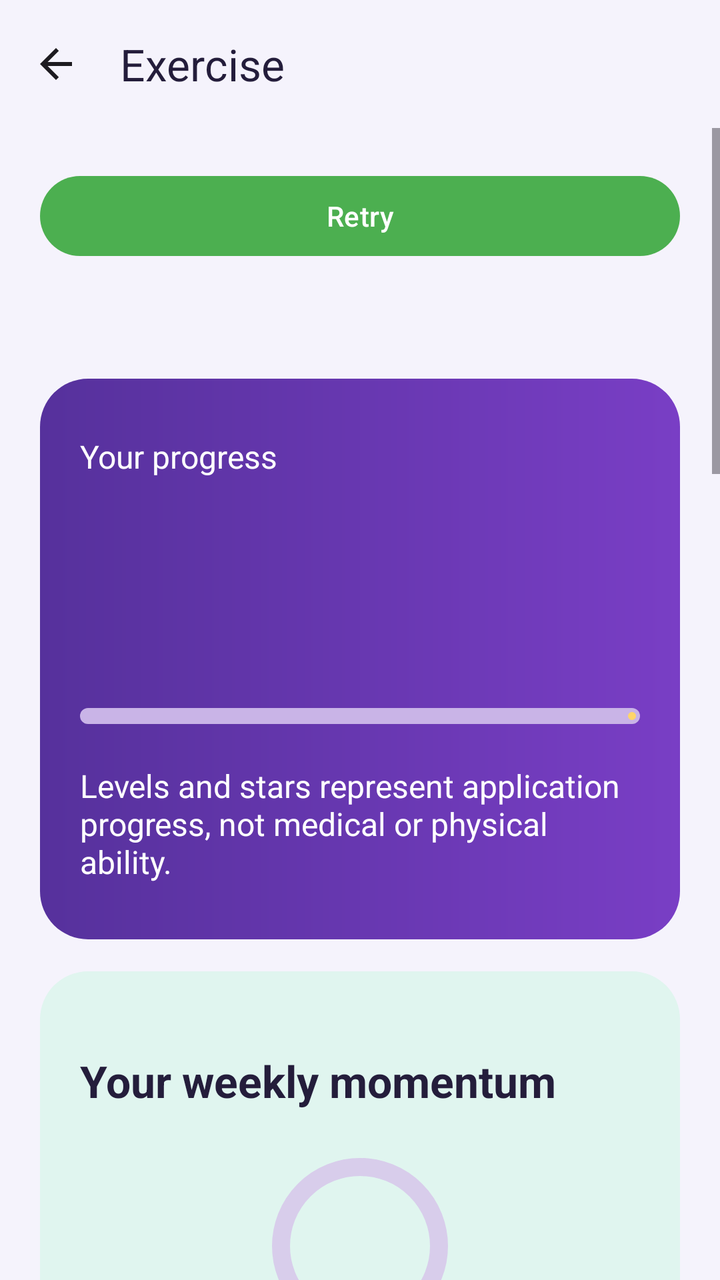
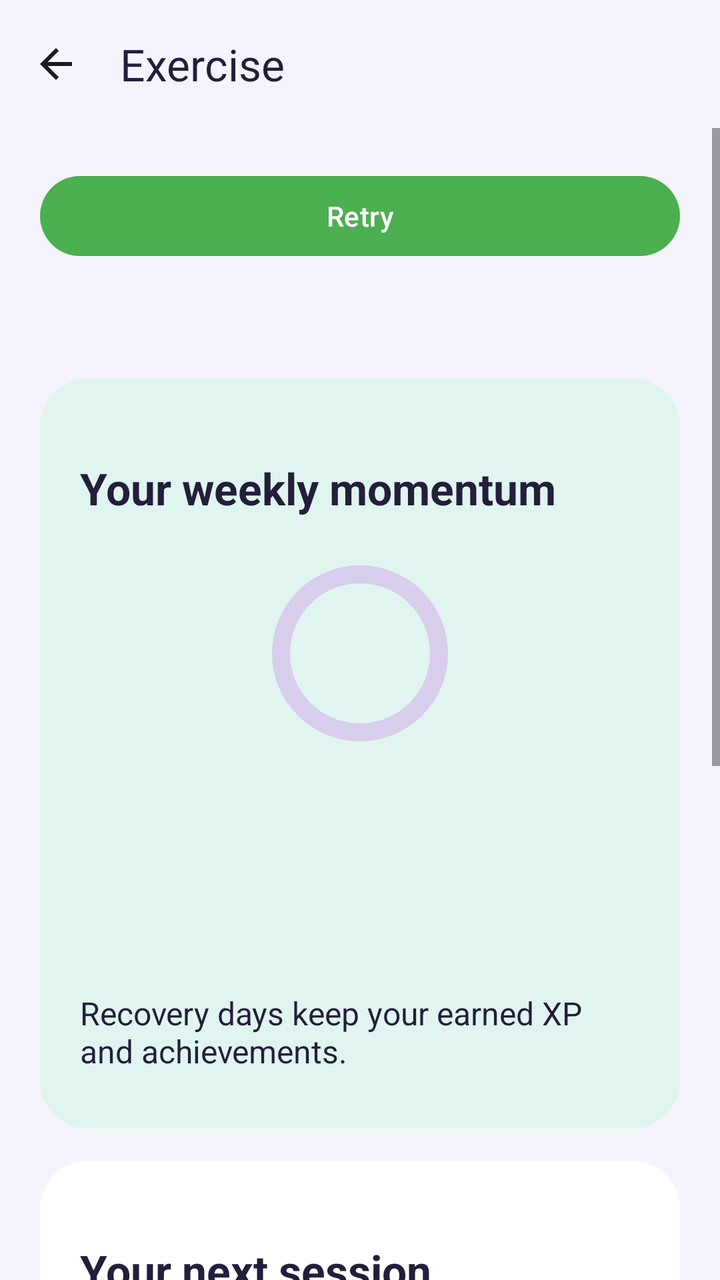

Before-and-after screenshots of an Android layout around one commit, followed by the original layout XML and the change that was made.
<!-- AndroidManifest.xml: application theme Theme.FitnessBalance -->
<!-- res/layout/activity_exercise_home.xml -->
<?xml version='1.0' encoding='utf-8'?>
<LinearLayout
    xmlns:android="http://schemas.android.com/apk/res/android"
    xmlns:app="http://schemas.android.com/apk/res-auto"
    android:id="@+id/exRoot"
    android:layout_width="match_parent"
    android:layout_height="match_parent"
    android:orientation="vertical"
    android:background="@color/gm_canvas">
    <com.google.android.material.appbar.MaterialToolbar
        android:id="@+id/exToolbar"
        android:layout_width="match_parent"
        android:layout_height="wrap_content"
        android:minHeight="?attr/actionBarSize"
        app:navigationIcon="@drawable/ic_arrow_back"
        app:navigationContentDescription="@string/back"
        app:title="@string/ex_home" app:titleTextColor="@color/gm_ink" android:background="@color/gm_canvas" />
    <ScrollView
        android:layout_width="match_parent"
        android:layout_height="0dp"
        android:layout_weight="1"
        android:fillViewport="true">
        <LinearLayout
            android:layout_width="match_parent"
            android:layout_height="wrap_content"
            android:orientation="vertical"
            android:padding="@dimen/exercise_spacing">
            <ProgressBar
                android:id="@+id/exLoading"
                android:layout_width="48dp"
                android:layout_height="48dp"
                android:layout_gravity="center_horizontal"
                android:contentDescription="@string/ex_loading"
                android:visibility="gone" />
            <TextView
                android:id="@+id/exStatus"
                style="@style/RewardBody"
                android:accessibilityLiveRegion="polite"
                android:visibility="gone" />
            <com.google.android.material.button.MaterialButton
                android:id="@+id/exRetry"
                style="@style/ExerciseButton"
                android:text="@string/ex_retry" />
            <LinearLayout
                android:id="@+id/exContent"
                android:layout_width="match_parent"
                android:layout_height="wrap_content"
                android:orientation="vertical">
                <TextView
                    android:id="@+id/exHello"
                    style="@style/RewardHeading" />
                <LinearLayout style="@style/RewardPanel" android:background="@drawable/reward_panel_xp">
                    <TextView style="@style/RewardBody" android:textColor="#FFFFFFFF" android:text="@string/gm_your_progress" />
                    <TextView
                        android:id="@+id/exLevel"
                        style="@style/RewardHeading" android:textColor="#FFFFFFFF" />
                    <TextView
                        android:id="@+id/exXp"
                        style="@style/RewardBody" android:textColor="#FFFFFFFF" />
                    <com.google.android.material.progressindicator.LinearProgressIndicator
                        android:id="@+id/exXpBar" app:indicatorColor="@color/gm_gold" app:trackColor="@color/gm_track" app:trackThickness="8dp" app:trackCornerRadius="4dp"
                        android:layout_width="match_parent"
                        android:layout_height="wrap_content"
                        android:layout_marginVertical="12dp"
                        android:max="100" />
                    <TextView
                        android:id="@+id/exApplicationProgress"
                        style="@style/RewardBody" android:textColor="#FFFFFFFF"
                        android:text="@string/ex_app_progress" />
                </LinearLayout>
                <LinearLayout style="@style/RewardPanel" android:background="@drawable/reward_panel_teal">
                    <TextView
                        android:id="@+id/exWeekly"
                        style="@style/RewardHeading"
                        android:text="@string/gm_week" />
                    <com.google.android.material.progressindicator.CircularProgressIndicator
                        android:id="@+id/exWeeklyRing" android:layout_width="96dp" android:layout_height="96dp"
                        android:layout_gravity="center_horizontal" android:layout_marginTop="12dp"
                        android:indeterminate="false" android:max="100"
                        app:indicatorSize="88dp" app:trackThickness="9dp" app:indicatorColor="@color/gm_teal" app:trackColor="@color/gm_border" />
                    <TextView
                        android:id="@+id/exMomentum"
                        style="@style/RewardBody" />
                    <com.google.android.material.progressindicator.LinearProgressIndicator
                        android:id="@+id/exMomentumBar" android:visibility="gone"
                        android:layout_width="match_parent"
                        android:layout_height="wrap_content"
                        android:layout_marginVertical="12dp"
                        android:max="100" />
                    <TextView
                        android:id="@+id/exBand"
                        style="@style/RewardBody" />
                    <TextView
                        android:id="@+id/exRecoveryNote"
                        style="@style/RewardBody"
                        android:text="@string/ex_recovery_note" />
                </LinearLayout>
                <LinearLayout style="@style/RewardPanel">
                    <TextView
                        android:id="@+id/exRecommended"
                        style="@style/RewardHeading"
                        android:text="@string/gm_recommendation" />
                    <TextView
                        android:id="@+id/exRecommendationTitle"
                        style="@style/RewardBody" />
                    <TextView
                        android:id="@+id/exRecommendationMeta"
                        style="@style/RewardBody" />
                    <TextView
                        android:id="@+id/exRecommendationReason"
                        style="@style/RewardBody" />
                    <CheckBox
                        android:id="@+id/exUseHealth"
                        android:layout_width="match_parent"
                        android:layout_height="wrap_content"
                        android:minHeight="48dp"
                        android:saveEnabled="false"
                        android:text="@string/ar_use_health" android:textColor="@color/gm_ink" />
                    <CheckBox android:id="@+id/exUseBandit"
                        android:layout_width="match_parent" android:layout_height="wrap_content"
                        android:minHeight="48dp" android:text="@string/cmab_enable" android:textColor="@color/gm_ink" />
                    <TextView style="@style/RewardBody" android:text="@string/cmab_note" />
                    <TextView android:id="@+id/exHealthReason" style="@style/RewardBody" />
                    <com.google.android.material.button.MaterialButton
                        android:id="@+id/exUsual"
                        style="@style/ExerciseButton"
                        android:text="@string/ar_usual" android:visibility="gone" />
                    <com.google.android.material.button.MaterialButton
                        android:id="@+id/exExplain"
                        style="@style/ExerciseButton"
                        android:text="@string/ar_explain" />
                    <com.google.android.material.button.MaterialButton
                        android:id="@+id/exStart" app:backgroundTint="@color/gm_purple" android:textColor="#FFFFFFFF"
                        style="@style/ExerciseButton"
                        android:text="@string/ex_start"
                        android:enabled="false" />
                    <com.google.android.material.button.MaterialButton
                        android:id="@+id/exDiscard"
                        style="@style/ExerciseButton"
                        android:text="@string/ex_discard" />
                </LinearLayout>
                <TextView
                    android:id="@+id/exQuestsTitle"
                    style="@style/RewardHeading"
                    android:text="@string/ex_quests" />
                <TextView style="@style/RewardBody" android:text="@string/gm_quests_note" />
                <androidx.recyclerview.widget.RecyclerView
                    android:id="@+id/exQuests"
                    android:layout_width="match_parent"
                    android:layout_height="wrap_content"
                    android:nestedScrollingEnabled="false" />
                <LinearLayout style="@style/RewardPanel">
                    <TextView
                        style="@style/RewardHeading"
                        android:text="@string/al_today" />
                    <TextView
                        android:id="@+id/alHomeSummary"
                        style="@style/RewardBody"
                        android:text="@string/al_loading" />
                </LinearLayout>
                <com.google.android.material.button.MaterialButton android:id="@+id/exWearableWorkouts"
                    style="@style/ExerciseButton" android:text="@string/ww_track" />
                <com.google.android.material.button.MaterialButton
                    android:id="@+id/exPath"
                    style="@style/ExerciseButton"
                    android:text="@string/ex_path" />
                <com.google.android.material.button.MaterialButton
                    android:id="@+id/exQuick"
                    style="@style/ExerciseButton"
                    android:text="@string/ex_quick" />
                <com.google.android.material.button.MaterialButton
                    android:id="@+id/exProgress"
                    style="@style/ExerciseButton"
                    android:text="@string/ex_progress" />
                <com.google.android.material.button.MaterialButton
                    android:id="@+id/exAchievements"
                    style="@style/ExerciseButton"
                    android:text="@string/ex_achievements" />
            </LinearLayout>
        </LinearLayout>
    </ScrollView>
</LinearLayout>
<!-- resources referenced by this layout -->
<resources>
  <color name="gm_border">#D8CDEB</color>
  <color name="gm_canvas">#F5F3FC</color>
  <color name="gm_gold">#FFD56A</color>
  <color name="gm_ink">#241D3B</color>
  <color name="gm_purple">#6635B5</color>
  <color name="gm_teal">#087D75</color>
  <color name="gm_track">#C9B4E7</color>
  <dimen name="exercise_spacing">20dp</dimen>
  <!-- drawable reward_panel_xp (drawable) -->
  <shape xmlns:android="http://schemas.android.com/apk/res/android"><gradient android:startColor="#56319C" android:endColor="#793EC5" android:angle="0"/><corners android:radius="24dp"/></shape>
  <string name="al_loading">Loading activities…</string>
  <string name="al_today">Today’s Activity</string>
  <string name="ar_explain">Why this suggestion?</string>
  <string name="ar_use_health">Use sleep summaries for workout suggestions</string>
  <string name="ar_usual">Keep my usual recommendation</string>
  <string name="back">Back</string>
  <string name="cmab_enable">Learn workout suggestions from my feedback</string>
  <string name="cmab_note">Experimental learning on this device. Eligible workouts may be tried to learn what fits you. Turning this off clears its learning history. Recovery and sleep rules take priority.</string>
  <string name="ex_achievements">Achievements</string>
  <string name="ex_app_progress">Levels and stars represent application progress, not medical or physical ability.</string>
  <string name="ex_discard">Discard Unfinished Workout</string>
  <string name="ex_home">Exercise</string>
  <string name="ex_loading">Loading your exercise space…</string>
  <string name="ex_path">Exercise Path</string>
  <string name="ex_progress">Exercise Progress</string>
  <string name="ex_quests">Today’s Quests</string>
  <string name="ex_quick">Activity Log</string>
  <string name="ex_recovery_note">Recovery days keep your earned XP and achievements.</string>
  <string name="ex_retry">Retry</string>
  <string name="ex_start">Start Workout</string>
  <string name="gm_quests_note">Small steps, visible progress. Completed quests are marked with a check.</string>
  <string name="gm_recommendation">Your next session</string>
  <string name="gm_week">Your weekly momentum</string>
  <string name="gm_your_progress">Your progress</string>
  <string name="ww_track">Workout with wearable</string>
  <style name="ExerciseButton" parent="Widget.Material3.Button">
          <item name="android:layout_width">match_parent</item>
          <item name="android:layout_height">wrap_content</item>
          <item name="android:minHeight">48dp</item>
      </style>
  <style name="RewardBody" parent="ExerciseBody"><item name="android:textColor">@color/gm_ink</item></style>
  <style name="RewardHeading" parent="ExerciseHeading"><item name="android:textColor">@color/gm_ink</item></style>
  <style name="RewardPanel" parent="ExercisePanel"><item name="android:background">@drawable/reward_panel_surface</item><item name="android:padding">20dp</item><item name="android:layout_marginBottom">16dp</item></style>
  <style name="Theme.FitnessBalance" parent="Base.Theme.FitnessBalance" />
  <color name="gm_teal_soft">#E0F5EF</color>
  <style name="ExerciseHeading" parent="ExerciseBody">
          <item name="android:textSize">22sp</item>
          <item name="android:textStyle">bold</item>
          <item name="android:layout_marginTop">12dp</item>
      </style>
  <!-- drawable exercise_panel (drawable) -->
  <shape xmlns:android="http://schemas.android.com/apk/res/android"><solid android:color="?attr/colorSurface"/><stroke android:width="1dp" android:color="?attr/colorOutline"/><corners android:radius="16dp"/></shape>
  <color name="gm_surface">#FFFFFF</color>
  <color name="primary_color">#4CAF50</color>
  <color name="white">#FFFFFFFF</color>
  <color name="purple_500">#FF6200EE</color>
  <!-- unchanged entries left out for length: 6 -->
</resources>

<!-- the commit's change to res/layout/activity_exercise_home.xml (unified diff, before → after) -->
@@ -49,25 +49,6 @@
                 <TextView
                     android:id="@+id/exHello"
                     style="@style/RewardHeading" />
-                <LinearLayout style="@style/RewardPanel" android:background="@drawable/reward_panel_xp">
-                    <TextView style="@style/RewardBody" android:textColor="#FFFFFFFF" android:text="@string/gm_your_progress" />
-                    <TextView
-                        android:id="@+id/exLevel"
-                        style="@style/RewardHeading" android:textColor="#FFFFFFFF" />
-                    <TextView
-                        android:id="@+id/exXp"
-                        style="@style/RewardBody" android:textColor="#FFFFFFFF" />
-                    <com.google.android.material.progressindicator.LinearProgressIndicator
-                        android:id="@+id/exXpBar" app:indicatorColor="@color/gm_gold" app:trackColor="@color/gm_track" app:trackThickness="8dp" app:trackCornerRadius="4dp"
-                        android:layout_width="match_parent"
-                        android:layout_height="wrap_content"
-                        android:layout_marginVertical="12dp"
-                        android:max="100" />
-                    <TextView
-                        android:id="@+id/exApplicationProgress"
-                        style="@style/RewardBody" android:textColor="#FFFFFFFF"
-                        android:text="@string/ex_app_progress" />
-                </LinearLayout>
                 <LinearLayout style="@style/RewardPanel" android:background="@drawable/reward_panel_teal">
                     <TextView
                         android:id="@+id/exWeekly"
@@ -87,6 +68,7 @@
                         android:layout_height="wrap_content"
                         android:layout_marginVertical="12dp"
                         android:max="100" />
+                    <TextView android:id="@+id/exActiveDays" style="@style/RewardBody" />
                     <TextView
                         android:id="@+id/exBand"
                         style="@style/RewardBody" />
@@ -109,17 +91,6 @@
                     <TextView
                         android:id="@+id/exRecommendationReason"
                         style="@style/RewardBody" />
-                    <CheckBox
-                        android:id="@+id/exUseHealth"
-                        android:layout_width="match_parent"
-                        android:layout_height="wrap_content"
-                        android:minHeight="48dp"
-                        android:saveEnabled="false"
-                        android:text="@string/ar_use_health" android:textColor="@color/gm_ink" />
-                    <CheckBox android:id="@+id/exUseBandit"
-                        android:layout_width="match_parent" android:layout_height="wrap_content"
-                        android:minHeight="48dp" android:text="@string/cmab_enable" android:textColor="@color/gm_ink" />
-                    <TextView style="@style/RewardBody" android:text="@string/cmab_note" />
                     <TextView android:id="@+id/exHealthReason" style="@style/RewardBody" />
                     <com.google.android.material.button.MaterialButton
                         android:id="@+id/exUsual"
@@ -138,44 +109,87 @@
                         android:id="@+id/exDiscard"
                         style="@style/ExerciseButton"
                         android:text="@string/ex_discard" />
+                    <com.google.android.material.button.MaterialButton
+                        android:id="@+id/exRecommendationSettings"
+                        style="@style/ExerciseButton"
+                        android:text="@string/gm_settings" />
+                    <LinearLayout android:id="@+id/exRecommendationSettingsPanel"
+                        android:layout_width="match_parent" android:layout_height="wrap_content"
+                        android:orientation="vertical" android:visibility="gone">
+                        <CheckBox
+                            android:id="@+id/exUseHealth"
+                            android:layout_width="match_parent"
+                            android:layout_height="wrap_content"
+                            android:minHeight="48dp"
+                            android:saveEnabled="false"
+                            android:text="@string/ar_use_health" android:textColor="@color/gm_ink" />
+                        <CheckBox android:id="@+id/exUseBandit"
+                            android:layout_width="match_parent" android:layout_height="wrap_content"
+                            android:minHeight="48dp" android:text="@string/cmab_enable" android:textColor="@color/gm_ink" />
+                        <TextView style="@style/RewardBody" android:text="@string/cmab_note" />
+                    </LinearLayout>
                 </LinearLayout>
-                <TextView
-                    android:id="@+id/exQuestsTitle"
-                    style="@style/RewardHeading"
-                    android:text="@string/ex_quests" />
-                <TextView style="@style/RewardBody" android:text="@string/gm_quests_note" />
-                <androidx.recyclerview.widget.RecyclerView
-                    android:id="@+id/exQuests"
-                    android:layout_width="match_parent"
-                    android:layout_height="wrap_content"
-                    android:nestedScrollingEnabled="false" />
-                <LinearLayout style="@style/RewardPanel">
+                <com.google.android.material.button.MaterialButton android:id="@+id/exMoreOptions"
+                    style="@style/ExerciseButton" android:text="@string/gm_more" />
+                <LinearLayout android:id="@+id/exMoreOptionsPanel"
+                    android:layout_width="match_parent" android:layout_height="wrap_content"
+                    android:orientation="vertical" android:visibility="gone">
+                    <LinearLayout style="@style/RewardPanel" android:background="@drawable/reward_panel_xp">
+                        <TextView style="@style/RewardBody" android:textColor="#FFFFFFFF" android:text="@string/gm_your_progress" />
+                        <TextView
+                            android:id="@+id/exLevel"
+                            style="@style/RewardHeading" android:textColor="#FFFFFFFF" />
+                        <TextView
+                            android:id="@+id/exXp"
+                            style="@style/RewardBody" android:textColor="#FFFFFFFF" />
+                        <com.google.android.material.progressindicator.LinearProgressIndicator
+                            android:id="@+id/exXpBar" app:indicatorColor="@color/gm_gold" app:trackColor="@color/gm_track" app:trackThickness="8dp" app:trackCornerRadius="4dp"
+                            android:layout_width="match_parent"
+                            android:layout_height="wrap_content"
+                            android:layout_marginVertical="12dp"
+                            android:max="100" />
+                        <TextView
+                            android:id="@+id/exApplicationProgress"
+                            style="@style/RewardBody" android:textColor="#FFFFFFFF"
+                            android:text="@string/ex_app_progress" />
+                    </LinearLayout>
                     <TextView
+                        android:id="@+id/exQuestsTitle"
                         style="@style/RewardHeading"
-                        android:text="@string/al_today" />
-                    <TextView
-                        android:id="@+id/alHomeSummary"
-                        style="@style/RewardBody"
-                        android:text="@string/al_loading" />
+                        android:text="@string/ex_quests" />
+                    <androidx.recyclerview.widget.RecyclerView
+                        android:id="@+id/exQuests"
+                        android:layout_width="match_parent"
+                        android:layout_height="wrap_content"
+                        android:nestedScrollingEnabled="false" />
+                    <LinearLayout style="@style/RewardPanel">
+                        <TextView
+                            style="@style/RewardHeading"
+                            android:text="@string/al_today" />
+                        <TextView
+                            android:id="@+id/alHomeSummary"
+                            style="@style/RewardBody"
+                            android:text="@string/al_loading" />
+                    </LinearLayout>
+                    <com.google.android.material.button.MaterialButton android:id="@+id/exWearableWorkouts"
+                        style="@style/ExerciseButton" android:text="@string/ww_track" />
+                    <com.google.android.material.button.MaterialButton
+                        android:id="@+id/exPath"
+                        style="@style/ExerciseButton"
+                        android:text="@string/ex_path" />
+                    <com.google.android.material.button.MaterialButton
+                        android:id="@+id/exQuick"
+                        style="@style/ExerciseButton"
+                        android:text="@string/ex_quick" />
+                    <com.google.android.material.button.MaterialButton
+                        android:id="@+id/exProgress"
+                        style="@style/ExerciseButton"
+                        android:text="@string/ex_progress" />
+                    <com.google.android.material.button.MaterialButton
+                        android:id="@+id/exAchievements"
+                        style="@style/ExerciseButton"
+                        android:text="@string/ex_achievements" />
                 </LinearLayout>
-                <com.google.android.material.button.MaterialButton android:id="@+id/exWearableWorkouts"
-                    style="@style/ExerciseButton" android:text="@string/ww_track" />
-                <com.google.android.material.button.MaterialButton
-                    android:id="@+id/exPath"
-                    style="@style/ExerciseButton"
-                    android:text="@string/ex_path" />
-                <com.google.android.material.button.MaterialButton
-                    android:id="@+id/exQuick"
-                    style="@style/ExerciseButton"
-                    android:text="@string/ex_quick" />
-                <com.google.android.material.button.MaterialButton
-                    android:id="@+id/exProgress"
-                    style="@style/ExerciseButton"
-                    android:text="@string/ex_progress" />
-                <com.google.android.material.button.MaterialButton
-                    android:id="@+id/exAchievements"
-                    style="@style/ExerciseButton"
-                    android:text="@string/ex_achievements" />
             </LinearLayout>
         </LinearLayout>
     </ScrollView>
<!-- resource entries referenced after the edit -->
@@ -30,8 +30,9 @@
   <string name="ex_recovery_note">Recovery days keep your earned XP and achievements.</string>
   <string name="ex_retry">Retry</string>
   <string name="ex_start">Start Workout</string>
-  <string name="gm_quests_note">Small steps, visible progress. Completed quests are marked with a check.</string>
+  <string name="gm_more">More exercise options</string>
   <string name="gm_recommendation">Your next session</string>
+  <string name="gm_settings">Recommendation settings</string>
   <string name="gm_week">Your weekly momentum</string>
   <string name="gm_your_progress">Your progress</string>
   <string name="ww_track">Workout with wearable</string>
